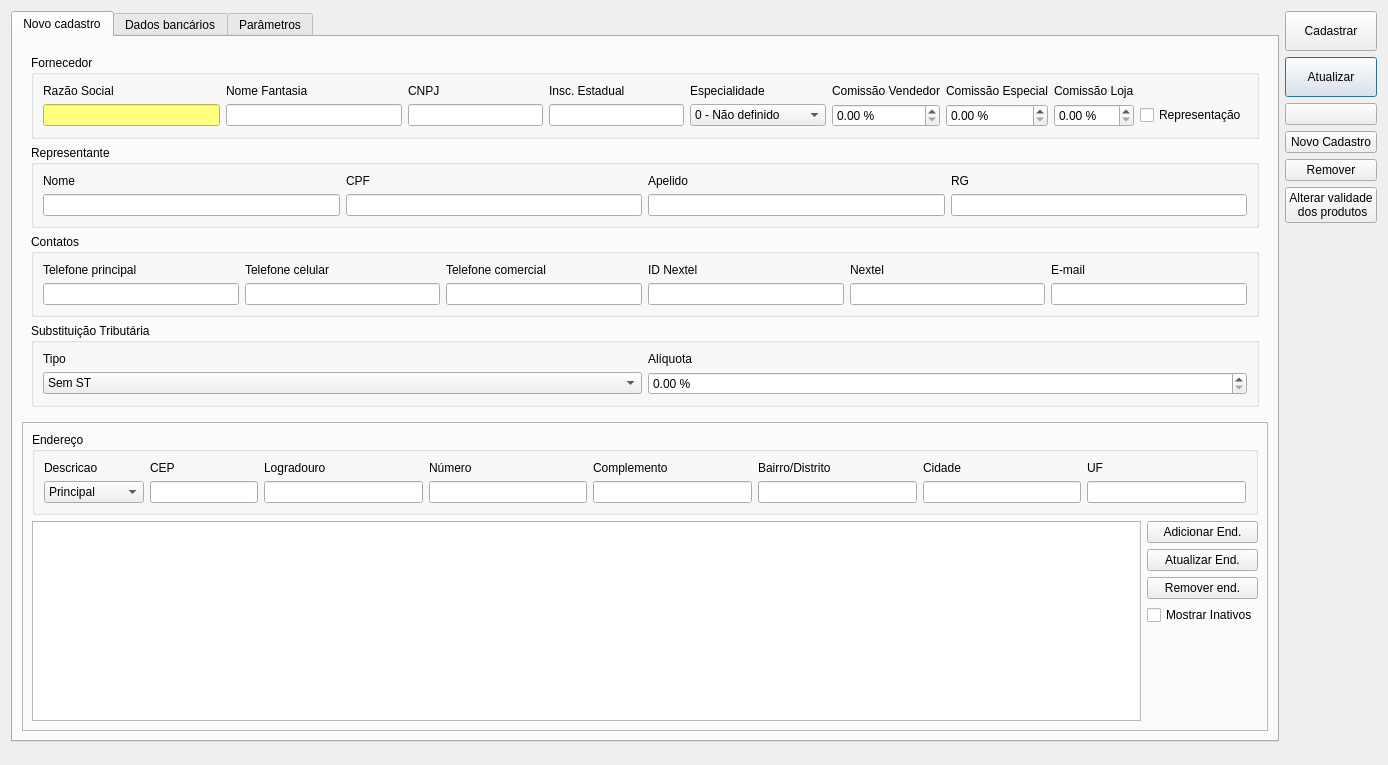
darktorres/ERP-STACCATO, file ui/cadastrofornecedor.ui: the form before one commit.
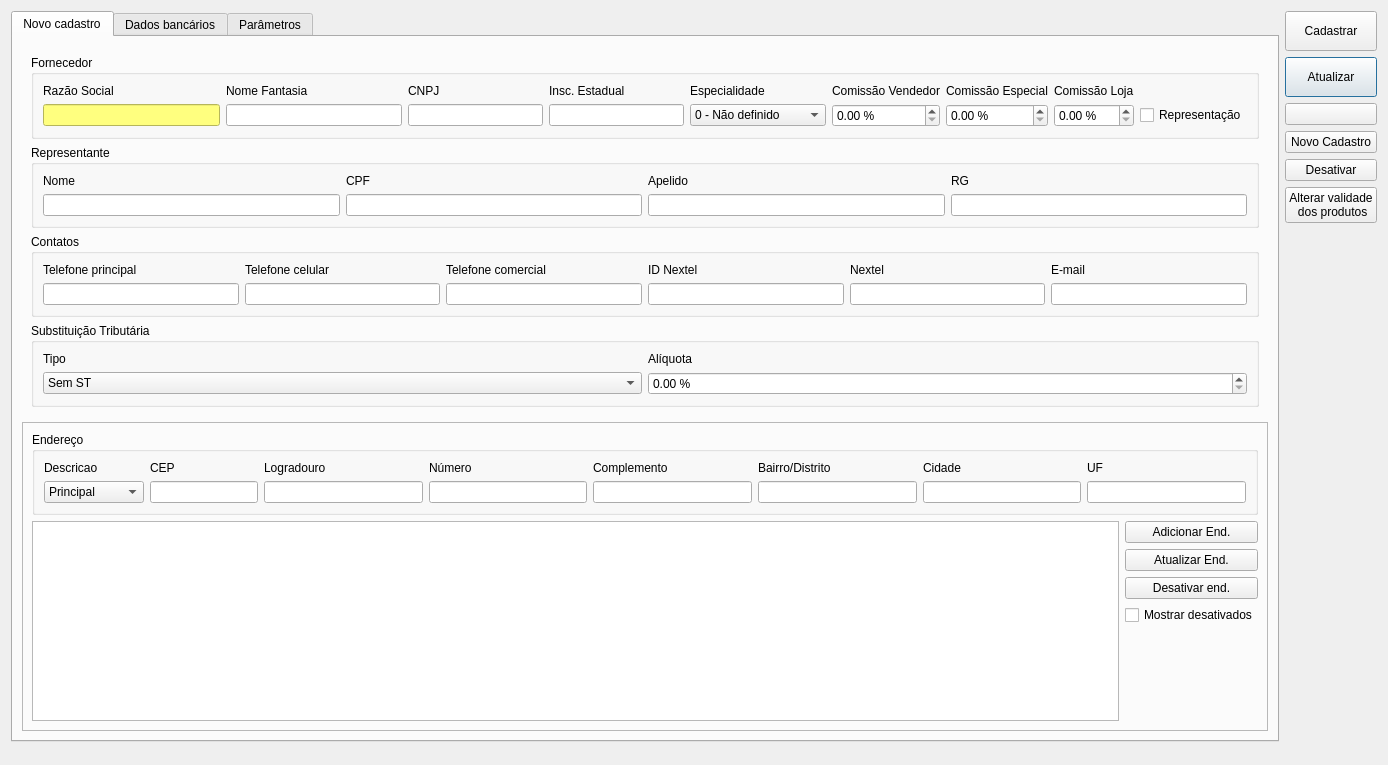
The form after the commit. Icons and pictures are not drawn. Custom widgets are drawn as their Qt base class.

Commit message: Trocar "remover" por "desativar"

```diff
--- a/ui/cadastrofornecedor.ui
+++ b/ui/cadastrofornecedor.ui
@@ -69,7 +69,7 @@
      <item>
       <widget class="QPushButton" name="pushButtonRemover">
        <property name="text">
-        <string>Remover</string>
+        <string>Desativar</string>
        </property>
       </widget>
      </item>
@@ -893,14 +893,14 @@
             <item>
              <widget class="QPushButton" name="pushButtonRemoverEnd">
               <property name="text">
-               <string>Remover end.</string>
+               <string>Desativar end.</string>
               </property>
              </widget>
             </item>
             <item>
              <widget class="QCheckBox" name="checkBoxMostrarInativos">
               <property name="text">
-               <string>Mostrar Inativos</string>
+               <string>Mostrar desativados</string>
               </property>
               <property name="checkable">
                <bool>true</bool>
```
The commit also changes 6 other files.
